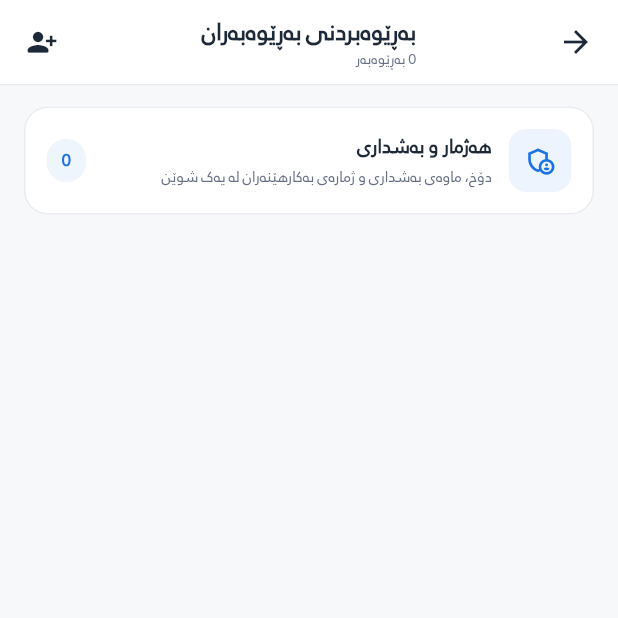
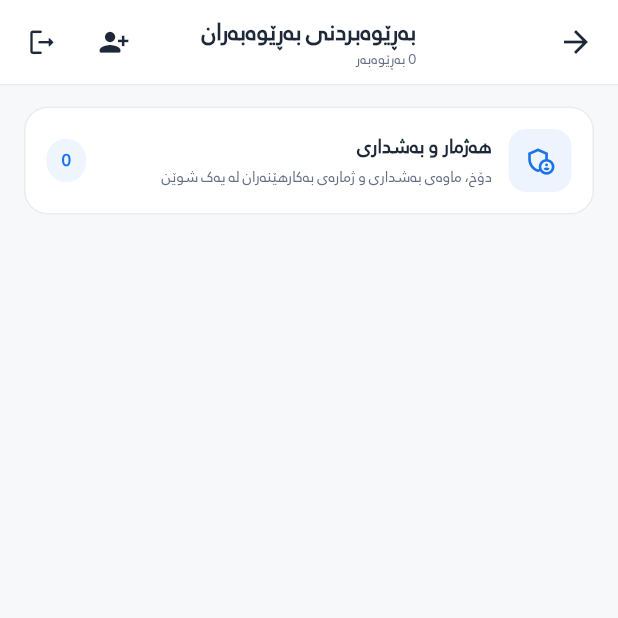
Before and after one commit to arambarzani07/zhiroxVIPuser, a Flutter app: the AdminManagementScreen screen opened directly, on a phone screen of 412 x 824 dp, the top half of it. Run offline on Flutter 3.47's test engine with Material 3 defaults, Android fonts, the phone set to English and light mode, and no system bars; our stand-ins replace connectivity_plus, flutter_image_compress, flutter_local_notifications, image_picker, pdf, permission_handler and 4 more; missing offline and left inert: workmanager; accounts and stored records are empty; network calls fail; statements that could not run were skipped.

Commit message:
Route System Owner to authenticated admin management

```diff
--- a/lib/main.dart
+++ b/lib/main.dart
@@ -7,6 +7,7 @@ import 'package:workmanager/workmanager.dart';
 import 'package:zhirox/providers/auth_provider.dart';
 import 'package:zhirox/providers/theme_provider.dart';
 import 'package:zhirox/screens/admin/admin_dashboard.dart';
+import 'package:zhirox/screens/auth/admin_management_screen.dart';
 import 'package:zhirox/screens/auth/login_screen.dart';
 import 'package:zhirox/screens/customer/customer_dashboard.dart';
 import 'package:zhirox/screens/employee/employee_dashboard.dart';
@@ -397,6 +398,10 @@ class _AuthWrapperState extends State<AuthWrapper> {
 
         if (!auth.isLoggedIn) return const LoginScreen();
 
+        if (auth.user?.getBoolValue('is_system_owner') ?? false) {
+          return const AdminManagementScreen();
+        }
+
         switch (auth.userRole) {
           case 'admin':
             return const AdminDashboard();
--- a/lib/screens/auth/admin_management_screen.dart
+++ b/lib/screens/auth/admin_management_screen.dart
@@ -1,4 +1,6 @@
 import 'package:flutter/material.dart';
+import 'package:provider/provider.dart';
+import 'package:zhirox/providers/auth_provider.dart';
 import 'package:intl/intl.dart' hide TextDirection;
 import 'package:pocketbase/pocketbase.dart';
 import 'package:zhirox/services/pb_service.dart';
@@ -194,6 +196,13 @@ class _AdminManagementScreenState extends State<AdminManagementScreen> {
             tooltip: 'بەڕێوەبەری نوێ',
             onPressed: _showCreateAdminDialog,
             icon: const Icon(Icons.person_add_alt_1_rounded, size: 21),
+          ),
+          IconButton(
+            tooltip: 'چوونەدەرەوە',
+            onPressed: () async {
+              await context.read<AuthProvider>().logout();
+            },
+            icon: const Icon(Icons.logout_rounded, size: 21),
           ),
           const SizedBox(width: 4),
         ],
```
Also changed, not shown: lib/screens/auth/login_screen.dart (+15 -4 lines).
